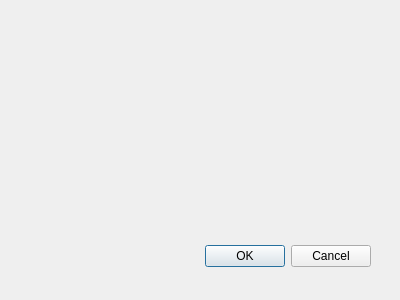
First picture: the form in cdf_converter_dialog_base.ui, repository ivanbusthomi/cdf_converter, before the edit.
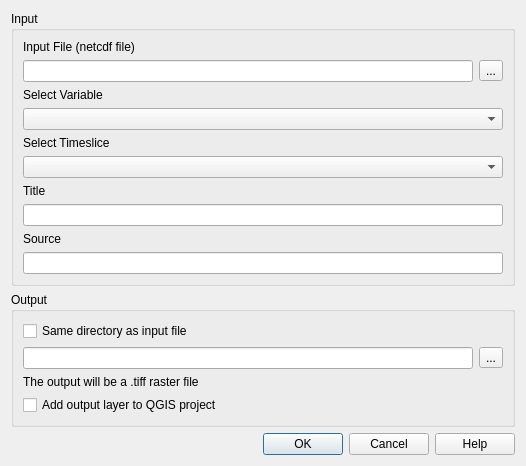
Second picture: the form after the edit.

Diff of the .ui file:
```diff
--- a/cdf_converter_dialog_base.ui
+++ b/cdf_converter_dialog_base.ui
@@ -1,33 +1,143 @@
 <ui version="4.0" >
  <class>CdfConverterDialogBase</class>
- <widget class="QDialog" name="CdfConverterDialogBase" >
-  <property name="geometry" >
+ <widget class="QDialog" name="CdfConverterDialogBase">
+  <property name="geometry">
    <rect>
     <x>0</x>
     <y>0</y>
-    <width>400</width>
-    <height>300</height>
+    <width>526</width>
+    <height>427</height>
    </rect>
   </property>
   <property name="windowTitle" >
    <string>CDF Converter</string>
   </property>
-  <widget class="QDialogButtonBox" name="button_box" >
-   <property name="geometry" >
-    <rect>
-     <x>30</x>
-     <y>240</y>
-     <width>341</width>
-     <height>32</height>
-    </rect>
-   </property>
-   <property name="orientation" >
-    <enum>Qt::Horizontal</enum>
-   </property>
-   <property name="standardButtons" >
-    <set>QDialogButtonBox::Cancel|QDialogButtonBox::Ok</set>
-   </property>
-  </widget>
+  <layout class="QVBoxLayout" name="verticalLayout_3">
+   <item>
+    <widget class="QGroupBox" name="group_input">
+     <property name="title">
+      <string>Input</string>
+     </property>
+     <layout class="QVBoxLayout" name="verticalLayout">
+      <item>
+       <widget class="QLabel" name="label">
+        <property name="text">
+         <string>Input File (netcdf file)</string>
+        </property>
+       </widget>
+      </item>
+      <item>
+       <layout class="QHBoxLayout" name="horizontalLayout">
+        <item>
+         <widget class="QLineEdit" name="input_path"/>
+        </item>
+        <item>
+         <widget class="QToolButton" name="browse_input">
+          <property name="text">
+           <string>...</string>
+          </property>
+         </widget>
+        </item>
+       </layout>
+      </item>
+      <item>
+       <widget class="QLabel" name="label_2">
+        <property name="text">
+         <string>Select Variable</string>
+        </property>
+       </widget>
+      </item>
+      <item>
+       <widget class="QComboBox" name="select_var"/>
+      </item>
+      <item>
+       <widget class="QLabel" name="label_3">
+        <property name="text">
+         <string>Select Timeslice</string>
+        </property>
+       </widget>
+      </item>
+      <item>
+       <widget class="QComboBox" name="select_time"/>
+      </item>
+      <item>
+       <widget class="QLabel" name="label_4">
+        <property name="text">
+         <string>Title</string>
+        </property>
+       </widget>
+      </item>
+      <item>
+       <widget class="QLineEdit" name="input_title"/>
+      </item>
+      <item>
+       <widget class="QLabel" name="label_5">
+        <property name="text">
+         <string>Source</string>
+        </property>
+       </widget>
+      </item>
+      <item>
+       <widget class="QLineEdit" name="input_source"/>
+      </item>
+     </layout>
+    </widget>
+   </item>
+   <item>
+    <widget class="QGroupBox" name="group_output">
+     <property name="title">
+      <string>Output</string>
+     </property>
+     <layout class="QVBoxLayout" name="verticalLayout_2">
+      <item>
+       <widget class="QCheckBox" name="use_output_default">
+        <property name="text">
+         <string>Same directory as input file</string>
+        </property>
+       </widget>
+      </item>
+      <item>
+       <layout class="QHBoxLayout" name="horizontalLayout_2">
+        <item>
+         <widget class="QLineEdit" name="ouput_path"/>
+        </item>
+        <item>
+         <widget class="QToolButton" name="browse_output">
+          <property name="text">
+           <string>...</string>
+          </property>
+         </widget>
+        </item>
+       </layout>
+      </item>
+      <item>
+       <widget class="QLabel" name="label_6">
+        <property name="text">
+         <string>The output will be a .tiff raster file</string>
+        </property>
+       </widget>
+      </item>
+      <item>
+       <widget class="QCheckBox" name="load_result">
+        <property name="text">
+         <string>Add output layer to QGIS project</string>
+        </property>
+       </widget>
+      </item>
+     </layout>
+    </widget>
+   </item>
+   <item>
+    <widget class="QDialogButtonBox" name="button_box">
+     <property name="orientation">
+      <enum>Qt::Horizontal</enum>
+     </property>
+     <property name="standardButtons">
+      <set>QDialogButtonBox::Cancel|QDialogButtonBox::Help|QDialogButtonBox::Ok</set>
+     </property>
+    </widget>
+   </item>
+  </layout>
  </widget>
  <resources/>
  <connections>
```
Left out of the diff: 29 changed lines with no effect on the pictures.
